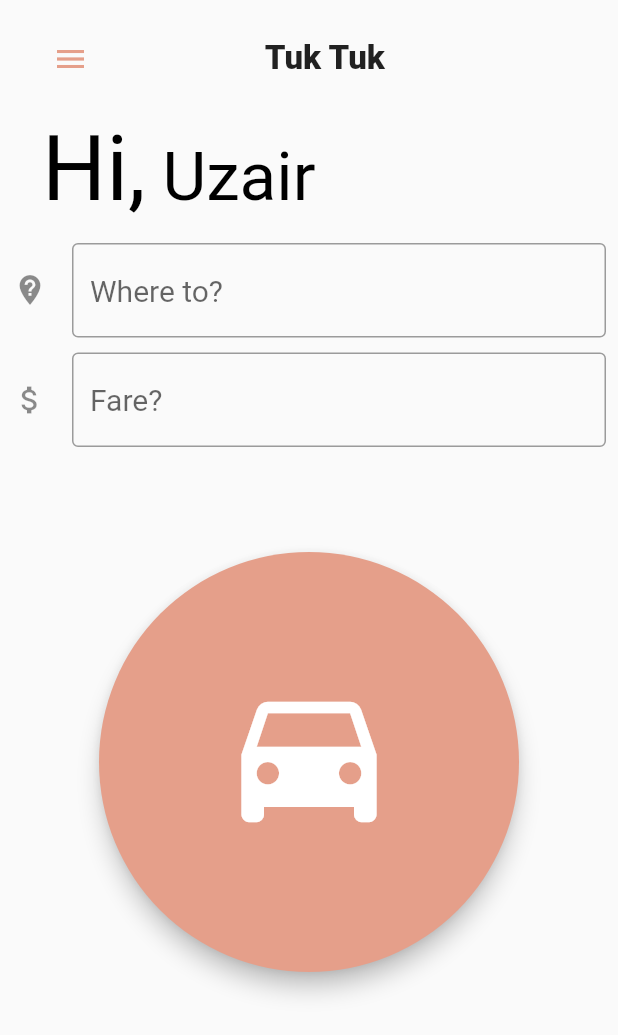
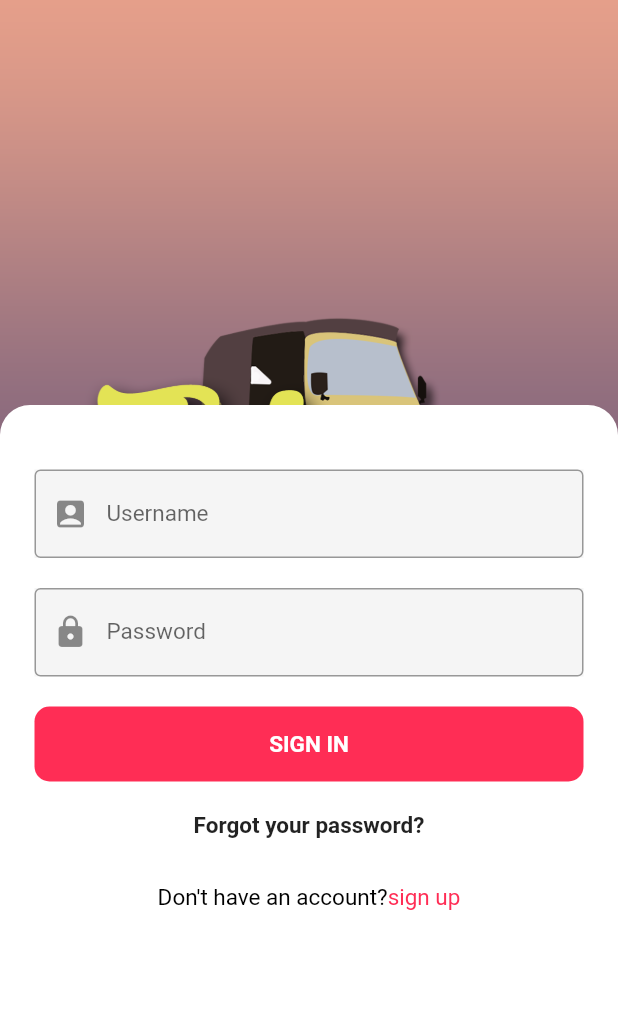
Before and after one commit to gulfamhussain80/tuktukapp, a Flutter app: the screen it shows after launch, on a phone screen of 412 x 824 dp. Shown: the top 1035 px of the screen. Run offline on Flutter 3.47's test engine with Material 2 defaults, Android fonts, the phone set to English and light mode, and no system bars; Roboto replaces fonts that are missing (SFUIDisplay).

Commit message:
Assets added, Login page added

```diff
--- a/lib/main.dart
+++ b/lib/main.dart
@@ -1,11 +1,12 @@
 import 'package:flutter/material.dart';
+import 'package:hituktuk/ui/loginpage.dart';
 import 'package:hituktuk/ui/userhomepage.dart';
 void main()
 {
 
   runApp(new MaterialApp(
     title: "Tuk Tuk",
-    home: new UserHomePage(),
+    home: new Scaffold(body: SignInOne(),)
 
   ));
 
--- a/lib/ui/loginpage.dart
+++ b/lib/ui/loginpage.dart
@@ -1 +1,133 @@
 import 'package:flutter/material.dart';
+
+class SignInOne extends StatelessWidget {
+  @override
+  Widget build(BuildContext context) {
+    return Stack(
+      children: <Widget>[
+        Container(
+          decoration: BoxDecoration(
+              image: DecorationImage(
+                  image: AssetImage('Assets/image1.png'),
+                  fit: BoxFit.fitWidth,
+                  alignment: Alignment.topCenter
+              )
+          ),
+        ),
+        Container(
+          width: MediaQuery.of(context).size.width,
+          margin: EdgeInsets.only(top: 270),
+          decoration: BoxDecoration(
+            borderRadius: BorderRadius.circular(20),
+            color: Colors.white,
+          ),
+          child: Padding(
+            padding: EdgeInsets.all(23),
+            child: ListView(
+              children: <Widget>[
+                Padding(
+                  padding: EdgeInsets.fromLTRB(0, 20, 0, 20),
+                  child: Container(
+                    color: Color(0xfff5f5f5),
+                    child: TextFormField(
+                      style: TextStyle(
+                          color: Colors.black,
+                          fontFamily: 'SFUIDisplay'
+                      ),
+                      decoration: InputDecoration(
+                          border: OutlineInputBorder(),
+                          labelText: 'Username',
+                          prefixIcon: Icon(Icons.account_box),
+                          labelStyle: TextStyle(
+                              fontSize: 15
+                          )
+                      ),
+                    ),
+                  ),
+                ),
+                Container(
+                  color: Color(0xfff5f5f5),
+                  child: TextFormField(
+                    obscureText: true,
+                    style: TextStyle(
+                        color: Colors.black,
+                        fontFamily: 'SFUIDisplay'
+                    ),
+                    decoration: InputDecoration(
+                        border: OutlineInputBorder(),
+                        labelText: 'Password',
+                        prefixIcon: Icon(Icons.lock),
+                        labelStyle: TextStyle(
+                            fontSize: 15
+                        )
+                    ),
+                  ),
+                ),
+                Padding(
+                  padding: EdgeInsets.only(top: 20),
+                  child: MaterialButton(
+                    onPressed: (){},//since this is only a UI app
+                    child: Text('SIGN IN',
+                      style: TextStyle(
+                        fontSize: 15,
+                        fontFamily: 'SFUIDisplay',
+                        fontWeight: FontWeight.bold,
+                      ),
+                    ),
+                    color: Color(0xffff2d55),
+                    elevation: 0,
+                    minWidth: 400,
+                    height: 50,
+                    textColor: Colors.white,
+                    shape: RoundedRectangleBorder(
+                        borderRadius: BorderRadius.circular(10)
+                    ),
+                  ),
+                ),
+                Padding(
+                  padding: EdgeInsets.only(top: 20),
+                  child: Center(
+                    child: Text('Forgot your password?',
+                      style: TextStyle(
+                          fontFamily: 'SFUIDisplay',
+                          fontSize: 15,
+                          fontWeight: FontWeight.bold
+                      ),
+                    ),
+                  ),
+                ),
+                Padding(
+                  padding: EdgeInsets.only(top: 30),
+                  child: Center(
+                    child: RichText(
+                      text: TextSpan(
+                          children: [
+                            TextSpan(
+                                text: "Don't have an account?",
+                                style: TextStyle(
+                                  fontFamily: 'SFUIDisplay',
+                                  color: Colors.black,
+                                  fontSize: 15,
+                                )
+                            ),
+                            TextSpan(
+                                text: "sign up",
+                                style: TextStyle(
+                                  fontFamily: 'SFUIDisplay',
+                                  color: Color(0xffff2d55),
+                                  fontSize: 15,
+                                )
+                            )
+                          ]
+                      ),
+                    ),
+                  ),
+                )
+              ],
+            ),
+          ),
+        )
+      ],
+    );
+  }
+}
--- a/pubspec.yaml
+++ b/pubspec.yaml
@@ -41,8 +41,8 @@ flutter:
   uses-material-design: true
 
   # To add assets to your application, add an assets section, like this:
-  # assets:
-  #  - images/a_dot_burr.jpeg
+  assets:
+    - Assets/image1.png
   #  - images/a_dot_ham.jpeg
 
   # An image asset can refer to one or more resolution-specific "variants", see
```
Also changed, not shown: Assets/image.png (added), Assets/image1.png (added).
